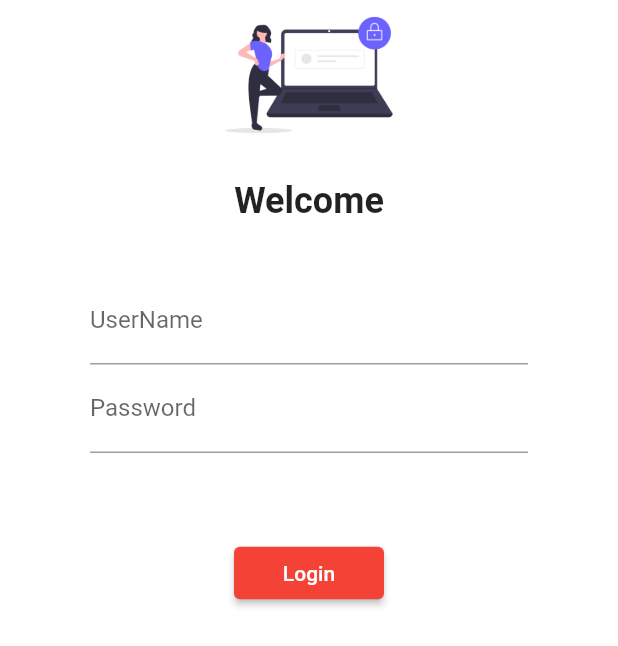
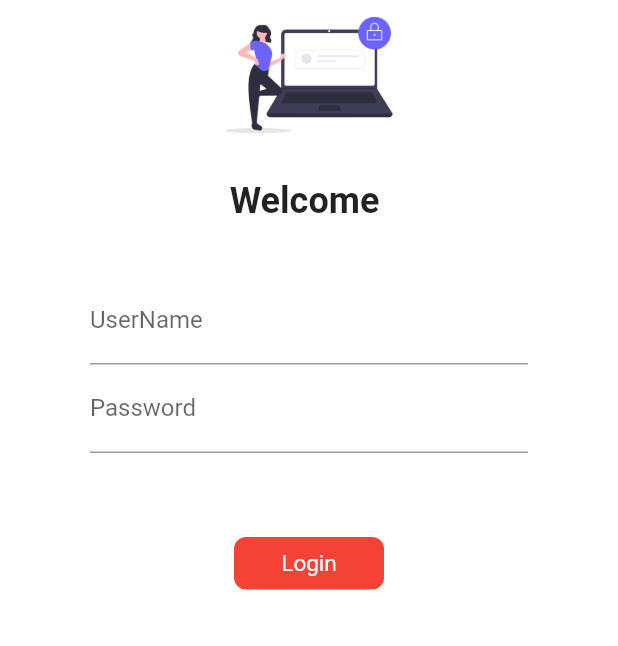
Before and after one commit to zohran/Flutter_course, a Flutter app: the screen it shows after launch, on a phone screen of 412 x 824 dp. Shown: the top 646 px of the screen. Run offline on Flutter 3.47's test engine with Material 2 defaults, Android fonts, the phone set to English and light mode, and no system bars; our stand-ins replace google_fonts.

Commit message:
Day6 completed

```diff
--- a/lib/Screens/Login.dart
+++ b/lib/Screens/Login.dart
@@ -1,9 +1,16 @@
 import 'package:flutter/material.dart';
 import 'package:flutter_application_1/utils/routs.dart';
 
-class LoginPage extends StatelessWidget {
+class LoginPage extends StatefulWidget {
   const LoginPage({Key? key}) : super(key: key);
 
+  @override
+  _LoginPageState createState() => _LoginPageState();
+}
+
+class _LoginPageState extends State<LoginPage> {
+  String name = "";
+  bool changebutton = false;
   @override
   Widget build(BuildContext context) {
     return Material(
@@ -19,7 +26,7 @@ class LoginPage extends StatelessWidget {
                 height: 20.0,
               ),
               Text(
-                "Welcome",
+                "Welcome $name",
                 style: TextStyle(
                   fontSize: 24,
                   fontWeight: FontWeight.bold,
@@ -38,6 +45,10 @@ class LoginPage extends StatelessWidget {
                         hintText: "Enter UserName",
                         labelText: "UserName",
                       ),
+                      onChanged: (value) {
+                        name = value;
+                        setState(() {});
+                      },
                     ),
                     TextFormField(
                       obscureText: true,
@@ -52,13 +63,48 @@ class LoginPage extends StatelessWidget {
               SizedBox(
                 height: 40.0,
               ),
-              ElevatedButton(
-                style: TextButton.styleFrom(minimumSize: Size(100, 35)),
-                child: Text("Login"),
-                onPressed: () {
+              // ElevatedButton(
+              //   style: TextButton.styleFrom(minimumSize: Size(100, 35)),
+              //   child: Text("Login"),
+              //   onPressed: () {
+              //     Navigator.pushNamed(context, MyRouts.homerout);
+              //   },
+              // ),
+              InkWell(
+                onTap: () async {
+                  setState(() {
+                    changebutton = true;
+                  });
+
+                  await Future.delayed(Duration(seconds: 1));
                   Navigator.pushNamed(context, MyRouts.homerout);
                 },
-              ),
+                child: AnimatedContainer(
+                  duration: Duration(
+                    seconds: 1,
+                  ),
+                  width: changebutton ? 35 : 100,
+                  height: 35,
+                  alignment: Alignment.center,
+                  child: changebutton
+                      ? Icon(
+                          Icons.done,
+                          color: Colors.white,
+                        )
+                      : Text(
+                          "Login",
+                          style: TextStyle(
+                            color: Colors.white,
+                            fontSize: changebutton ? 10 : 15,
+                          ),
+                        ),
+                  decoration: BoxDecoration(
+                    color: Colors.red,
+                    // shape: changebutton ? BoxShape.circle : BoxShape.rectangle,
+                    borderRadius: BorderRadius.circular(changebutton ? 35 : 8),
+                  ),
+                ),
+              )
             ],
           ),
         ),
```
